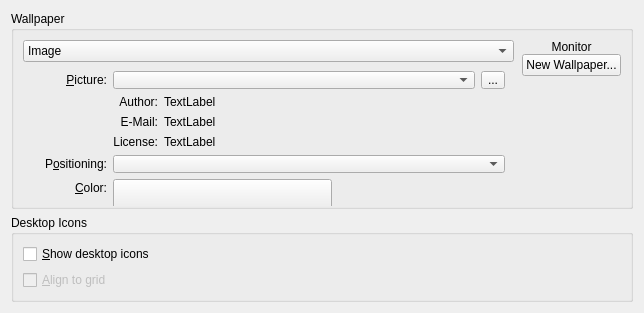
mgottschlag/kwin-tiling, file plasma/containments/desktop/BackgroundDialog.ui: the form before one commit.
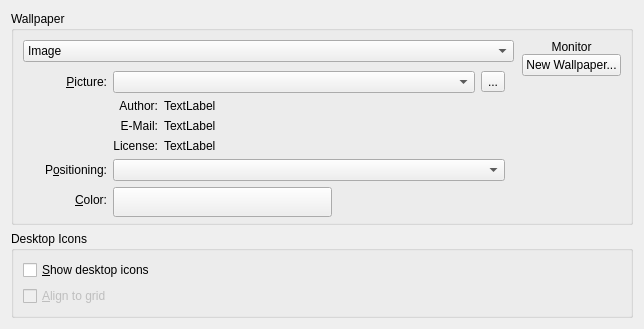
The form after the commit. Custom widgets are drawn as their Qt base class.

Commit message: Better layout for the BG-Dialog, removes the empty-space

Patch:
```diff
--- a/plasma/containments/desktop/BackgroundDialog.ui
+++ b/plasma/containments/desktop/BackgroundDialog.ui
@@ -6,14 +6,26 @@
     <x>0</x>
     <y>0</y>
     <width>644</width>
-    <height>313</height>
+    <height>329</height>
    </rect>
   </property>
-  <layout class="QVBoxLayout" >
-   <item>
+  <property name="sizePolicy" >
+   <sizepolicy vsizetype="Expanding" hsizetype="Expanding" >
+    <horstretch>0</horstretch>
+    <verstretch>0</verstretch>
+   </sizepolicy>
+  </property>
+  <property name="baseSize" >
+   <size>
+    <width>200</width>
+    <height>700</height>
+   </size>
+  </property>
+  <layout class="QGridLayout" >
+   <item row="0" column="0" >
     <widget class="QGroupBox" name="groupBox" >
      <property name="sizePolicy" >
-      <sizepolicy vsizetype="Preferred" hsizetype="Preferred" >
+      <sizepolicy vsizetype="Maximum" hsizetype="Preferred" >
        <horstretch>0</horstretch>
        <verstretch>10</verstretch>
       </sizepolicy>
@@ -133,7 +145,7 @@
             <item row="1" column="2" colspan="2" >
              <widget class="QLabel" name="m_authorLine" >
               <property name="sizePolicy" >
-               <sizepolicy vsizetype="Preferred" hsizetype="Preferred" >
+               <sizepolicy vsizetype="Fixed" hsizetype="Preferred" >
                 <horstretch>1</horstretch>
                 <verstretch>0</verstretch>
                </sizepolicy>
@@ -155,6 +167,12 @@
             </item>
             <item row="2" column="2" colspan="2" >
              <widget class="QLabel" name="m_emailLine" >
+              <property name="sizePolicy" >
+               <sizepolicy vsizetype="Fixed" hsizetype="Preferred" >
+                <horstretch>0</horstretch>
+                <verstretch>0</verstretch>
+               </sizepolicy>
+              </property>
               <property name="text" >
                <string>TextLabel</string>
               </property>
@@ -173,7 +191,7 @@
             <item row="3" column="2" colspan="2" >
              <widget class="QLabel" name="m_licenseLine" >
               <property name="sizePolicy" >
-               <sizepolicy vsizetype="Preferred" hsizetype="Preferred" >
+               <sizepolicy vsizetype="Fixed" hsizetype="Preferred" >
                 <horstretch>1</horstretch>
                 <verstretch>0</verstretch>
                </sizepolicy>
@@ -208,7 +226,7 @@
             <item row="4" column="1" colspan="3" >
              <widget class="QComboBox" name="m_resizeMethod" >
               <property name="sizePolicy" >
-               <sizepolicy vsizetype="Preferred" hsizetype="Preferred" >
+               <sizepolicy vsizetype="Fixed" hsizetype="Preferred" >
                 <horstretch>0</horstretch>
                 <verstretch>0</verstretch>
                </sizepolicy>
@@ -231,7 +249,7 @@
             <item row="5" column="1" colspan="2" >
              <widget class="KColorButton" name="m_color" >
               <property name="sizePolicy" >
-               <sizepolicy vsizetype="Preferred" hsizetype="Minimum" >
+               <sizepolicy vsizetype="Fixed" hsizetype="Minimum" >
                 <horstretch>0</horstretch>
                 <verstretch>0</verstretch>
                </sizepolicy>
@@ -271,19 +289,6 @@
               </property>
              </spacer>
             </item>
-            <item row="6" column="1" colspan="2" >
-             <spacer>
-              <property name="orientation" >
-               <enum>Qt::Vertical</enum>
-              </property>
-              <property name="sizeHint" >
-               <size>
-                <width>20</width>
-                <height>40</height>
-               </size>
-              </property>
-             </spacer>
-            </item>
            </layout>
           </widget>
           <widget class="QWidget" name="page_3" >
@@ -422,13 +427,10 @@
           <property name="orientation" >
            <enum>Qt::Vertical</enum>
           </property>
-          <property name="sizeType" >
-           <enum>QSizePolicy::Expanding</enum>
-          </property>
           <property name="sizeHint" >
            <size>
             <width>20</width>
-            <height>137</height>
+            <height>40</height>
            </size>
           </property>
          </spacer>
@@ -438,7 +440,7 @@
      </layout>
     </widget>
    </item>
-   <item>
+   <item row="2" column="0" >
     <widget class="QGroupBox" name="groupBox_2" >
      <property name="title" >
       <string>Desktop Icons</string>
@@ -470,6 +472,19 @@
      </layout>
     </widget>
    </item>
+   <item row="1" column="0" >
+    <spacer>
+     <property name="orientation" >
+      <enum>Qt::Vertical</enum>
+     </property>
+     <property name="sizeHint" >
+      <size>
+       <width>20</width>
+       <height>0</height>
+      </size>
+     </property>
+    </spacer>
+   </item>
   </layout>
  </widget>
  <customwidgets>
```
